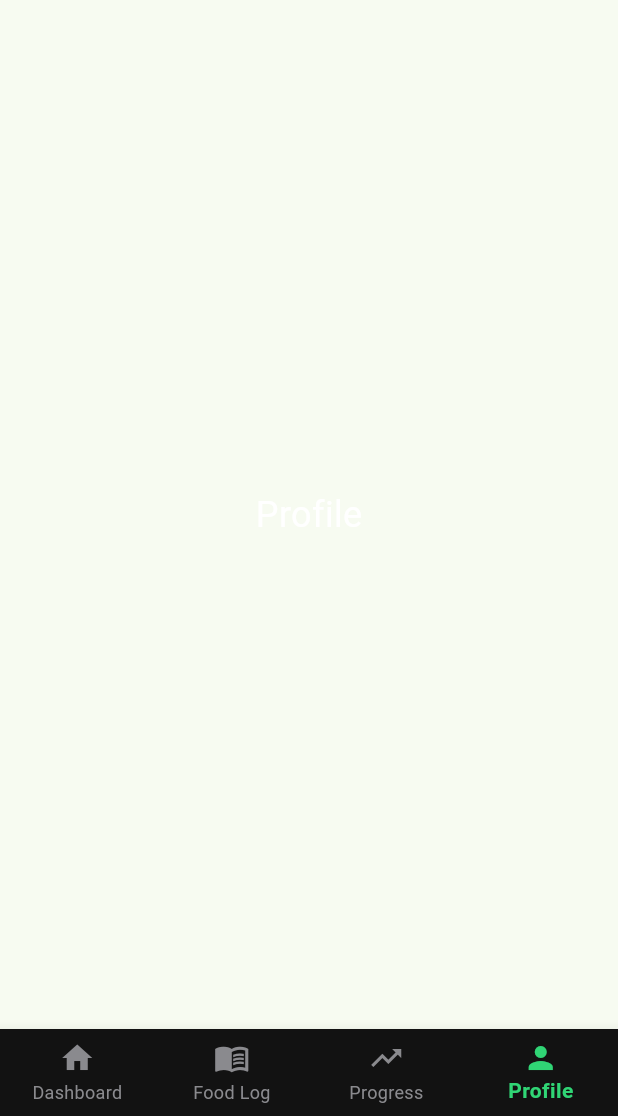
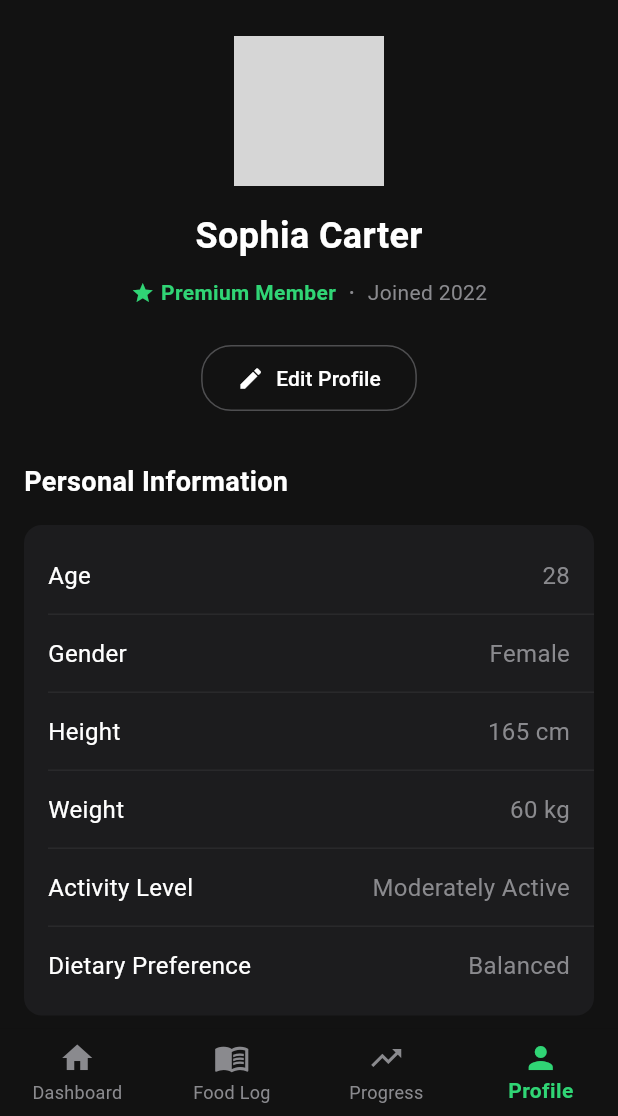
Before and after one commit to 34wizrd/task_sync, a Flutter app: the screen it shows once a user with an empty profile is signed in, item 4 of the bottom bar chosen, on a phone screen of 412 x 824 dp, the part 120-1236 px from its top. Run offline on Flutter 3.47's test engine with Material 3 defaults, Android fonts, the phone set to English and light mode, and no system bars; our stand-ins replace cloud_firestore, connectivity_plus, firebase_auth, firebase_core, font_awesome_flutter, internet_connection_checker and 1 more; missing offline and left inert: workmanager; accounts and stored records are empty; statements that could not run were skipped; grey boxes are pictures that could not be loaded.

Commit message:
feat: Implement initial Profile Screen UI
This commit introduces the basic structure and UI for the Profile Screen.

Key changes:
- Created `ProfileScreen.dart` which displays user information and app settings.
- The screen is divided into sections: Profile Header, Personal Information, App Settings, and Account.
- Implemented several reusable private widgets for consistent styling:
    - `_ProfileHeader`: Displays avatar, name, membership status, and edit button.
    - `_SectionHeader`: A simple text header for sections.
    - `_InfoTile`: Displays a label and value pair, used in "Personal Information".
    - `_SettingsTile`: A tappable tile for settings and account actions, with an optional value display.
    - `_NotificationSwitch`: A ListTile with a Switch for notification settings, managing its own state.
- Utilizes a dark theme color palette.
- Added a placeholder avatar image (`assets/avatar_placeholder.png`).
- Integrated the `ProfileScreen` into the `AppShell` as the fourth tab.
- Added empty placeholder files for `profile_notifier.dart` and `profile_service.dart` for future state management and business logic.

```diff
--- /dev/null
+++ b/lib/features/profile/profile_screen.dart
@@ -0,0 +1,304 @@
+import 'package:flutter/material.dart';
+
+class ProfileScreen extends StatelessWidget {
+  const ProfileScreen({super.key});
+
+  @override
+  Widget build(BuildContext context) {
+    // --- Color Palette from the Design ---
+    const primaryGreen = Color(0xFF30D575);
+    const darkBg = Color(0xFF121212);
+    const cardBg = Color(0xFF1C1C1E);
+    const lightText = Color(0xFF8A8A8E);
+
+    return Scaffold(
+      backgroundColor: darkBg,
+      // The AppBar is part of the main screen, not the scrollable content.
+      body: SingleChildScrollView(
+        padding: const EdgeInsets.symmetric(horizontal: 16.0, vertical: 8.0),
+        child: Column(
+          crossAxisAlignment: CrossAxisAlignment.start,
+          children: [
+            // --- Profile Header Section ---
+            _ProfileHeader(primaryGreen: primaryGreen, lightText: lightText),
+            const SizedBox(height: 32),
+
+            // --- Personal Information Section ---
+            const _SectionHeader(title: 'Personal Information'),
+            const SizedBox(height: 16),
+            Container(
+              padding: const EdgeInsets.symmetric(vertical: 8),
+              decoration: BoxDecoration(
+                color: cardBg,
+                borderRadius: BorderRadius.circular(12),
+              ),
+              child: const Column(
+                children: [
+                  _InfoTile(label: 'Age', value: '28'),
+                  _InfoTile(label: 'Gender', value: 'Female'),
+                  _InfoTile(label: 'Height', value: '165 cm'),
+                  _InfoTile(label: 'Weight', value: '60 kg'),
+                  _InfoTile(label: 'Activity Level', value: 'Moderately Active'),
+                  _InfoTile(label: 'Dietary Preference', value: 'Balanced', hasDivider: false),
+                ],
+              ),
+            ),
+            const SizedBox(height: 32),
+
+            // --- App Settings Section ---
+            const _SectionHeader(title: 'App Settings'),
+            const SizedBox(height: 16),
+            Container(
+              decoration: BoxDecoration(
+                color: cardBg,
+                borderRadius: BorderRadius.circular(12),
+              ),
+              child: Column(
+                children: [
+                  _NotificationSwitch(lightText: lightText, primaryGreen: primaryGreen),
+                  _SettingsTile(title: 'Theme', value: 'Dark', onTap: () {}),
+                  _SettingsTile(title: 'Language', value: 'English', hasDivider: false, onTap: () {}),
+                ],
+              ),
+            ),
+            const SizedBox(height: 32),
+
+            // --- Account Section ---
+            const _SectionHeader(title: 'Account'),
+            const SizedBox(height: 16),
+            Container(
+              decoration: BoxDecoration(
+                color: cardBg,
+                borderRadius: BorderRadius.circular(12),
+              ),
+              child: Column(
+                children: [
+                  _SettingsTile(title: 'Manage Account', onTap: () {}),
+                  _SettingsTile(title: 'Export Data', onTap: () {}),
+                  _SettingsTile(
+                    title: 'Delete Account',
+                    hasDivider: false,
+                    onTap: () {},
+                    textColor: Colors.redAccent.shade100,
+                  ),
+                ],
+              ),
+            ),
+            const SizedBox(height: 20),
+          ],
+        ),
+      ),
+    );
+  }
+}
+
+// --- REUSABLE HELPER WIDGETS ---
+
+/// The top section of the profile screen with avatar, name, and edit button.
+class _ProfileHeader extends StatelessWidget {
+  const _ProfileHeader({required this.primaryGreen, required this.lightText});
+
+  final Color primaryGreen;
+  final Color lightText;
+
+  @override
+  Widget build(BuildContext context) {
+    return Center(
+      child: Column(
+        children: [
+          const SizedBox(height: 16),
+          const CircleAvatar(
+            radius: 50,
+            // In a real app, this would be a NetworkImage
+            backgroundImage: AssetImage('assets/avatar_placeholder.png'),
+            backgroundColor: Colors.grey,
+          ),
+          const SizedBox(height: 16),
+          const Text(
+            'Sophia Carter',
+            style: TextStyle(fontSize: 24, fontWeight: FontWeight.bold, color: Colors.white),
+          ),
+          const SizedBox(height: 8),
+          Row(
+            mainAxisAlignment: MainAxisAlignment.center,
+            children: [
+              Icon(Icons.star, color: primaryGreen, size: 16),
+              const SizedBox(width: 4),
+              Text(
+                'Premium Member',
+                style: TextStyle(color: primaryGreen, fontWeight: FontWeight.w600),
+              ),
+              const SizedBox(width: 8),
+              Text('·', style: TextStyle(color: lightText, fontSize: 18)),
+              const SizedBox(width: 8),
+              Text(
+                'Joined 2022',
+                style: TextStyle(color: lightText),
+              ),
+            ],
+          ),
+          const SizedBox(height: 20),
+          OutlinedButton.icon(
+            onPressed: () {},
+            icon: const Icon(Icons.edit, size: 18, color: Colors.white),
+            label: const Text('Edit Profile', style: TextStyle(color: Colors.white)),
+            style: OutlinedButton.styleFrom(
+              padding: const EdgeInsets.symmetric(horizontal: 24, vertical: 12),
+              side: BorderSide(color: lightText.withOpacity(0.5)),
+              shape: RoundedRectangleBorder(borderRadius: BorderRadius.circular(20)),
+            ),
+          ),
+        ],
+      ),
+    );
+  }
+}
+
+/// A simple header for each section of the profile.
+class _SectionHeader extends StatelessWidget {
+  final String title;
+  const _SectionHeader({required this.title});
+
+  @override
+  Widget build(BuildContext context) {
+    return Text(
+      title,
+      style: const TextStyle(
+        color: Colors.white,
+        fontSize: 18,
+        fontWeight: FontWeight.bold,
+      ),
+    );
+  }
+}
+
+/// A row for the "Personal Information" section.
+class _InfoTile extends StatelessWidget {
+  final String label;
+  final String value;
+  final bool hasDivider;
+
+  const _InfoTile({
+    required this.label,
+    required this.value,
+    this.hasDivider = true,
+  });
+
+  @override
+  Widget build(BuildContext context) {
+    return Column(
+      children: [
+        Padding(
+          padding: const EdgeInsets.symmetric(horizontal: 16, vertical: 14),
+          child: Row(
+            mainAxisAlignment: MainAxisAlignment.spaceBetween,
+            children: [
+              Text(label, style: const TextStyle(color: Colors.white, fontSize: 16)),
+              Text(value, style: const TextStyle(color: Color(0xFF8A8A8E), fontSize: 16)),
+            ],
+          ),
+        ),
+        if (hasDivider)
+          Padding(
+            padding: const EdgeInsets.only(left: 16.0),
+            child: Divider(color: Colors.grey.withOpacity(0.1), height: 1),
+          ),
+      ],
+    );
+  }
+}
+
+/// A reusable tile for settings and account actions.
+class _SettingsTile extends StatelessWidget {
+  final String title;
+  final String? value;
+  final VoidCallback onTap;
+  final bool hasDivider;
+  final Color? textColor;
+
+  const _SettingsTile({
+    required this.title,
+    this.value,
+    required this.onTap,
+    this.hasDivider = true,
+    this.textColor,
+  });
+
+  @override
+  Widget build(BuildContext context) {
+    return Material(
+      color: Colors.transparent,
+      child: InkWell(
+        onTap: onTap,
+        child: Column(
+          children: [
+            ListTile(
+              title: Text(title, style: TextStyle(color: textColor ?? Colors.white, fontSize: 16)),
+              trailing: Row(
+                mainAxisSize: MainAxisSize.min,
+                children: [
+                  if (value != null)
+                    Text(value!, style: const TextStyle(color: Color(0xFF8A8A8E), fontSize: 16)),
+                  const SizedBox(width: 8),
+                  Icon(
+                    Icons.arrow_forward_ios,
+                    size: 16,
+                    color: textColor ?? const Color(0xFF8A8A8E),
+                  ),
+                ],
+              ),
+              dense: true,
+            ),
+            if (hasDivider)
+              Padding(
+                padding: const EdgeInsets.only(left: 16.0),
+                child: Divider(color: Colors.grey.withOpacity(0.1), height: 1),
+              ),
+          ],
+        ),
+      ),
+    );
+  }
+}
+
+/// A stateful widget to manage the local state of the notification switch.
+class _NotificationSwitch extends StatefulWidget {
+  const _NotificationSwitch({required this.lightText, required this.primaryGreen});
+
+  final Color lightText;
+  final Color primaryGreen;
+
+  @override
+  State<_NotificationSwitch> createState() => _NotificationSwitchState();
+}
+
+class _NotificationSwitchState extends State<_NotificationSwitch> {
+  bool _isToggled = true;
+
+  @override
+  Widget build(BuildContext context) {
+    return Column(
+      children: [
+        ListTile(
+          title: const Text('Notifications', style: TextStyle(color: Colors.white, fontSize: 16)),
+          trailing: Switch(
+            value: _isToggled,
+            onChanged: (value) {
+              setState(() {
+                _isToggled = value;
+              });
+            },
+            activeTrackColor: widget.primaryGreen,
+            inactiveTrackColor: widget.lightText.withOpacity(0.3),
+            inactiveThumbColor: widget.lightText,
+          ),
+          dense: true,
+        ),
+        Padding(
+          padding: const EdgeInsets.only(left: 16.0),
+          child: Divider(color: Colors.grey.withOpacity(0.1), height: 1),
+        ),
+      ],
+    );
+  }
+}
--- a/lib/widgets/app_shell.dart
+++ b/lib/widgets/app_shell.dart
@@ -1,5 +1,6 @@
 import 'package:flutter/material.dart';
 import '../features/diary/dashboard_screen.dart';
+import '../features/profile/profile_screen.dart';
 import 'main_layout.dart';
 
 class AppShell extends StatefulWidget {
@@ -17,7 +18,7 @@ class _AppShellState extends State<AppShell> {
     DashboardScreen(),
     PlaceholderScreen(title: 'Food Log'),
     PlaceholderScreen(title: 'Progress'),
-    PlaceholderScreen(title: 'Profile'),
+    ProfileScreen(),
   ];
 
   static final List<PreferredSizeWidget?> _appBars = <PreferredSizeWidget?>[
```
Also changed, not shown: lib/features/profile/profile_notifier.dart (added), lib/features/profile/profile_service.dart (added).
